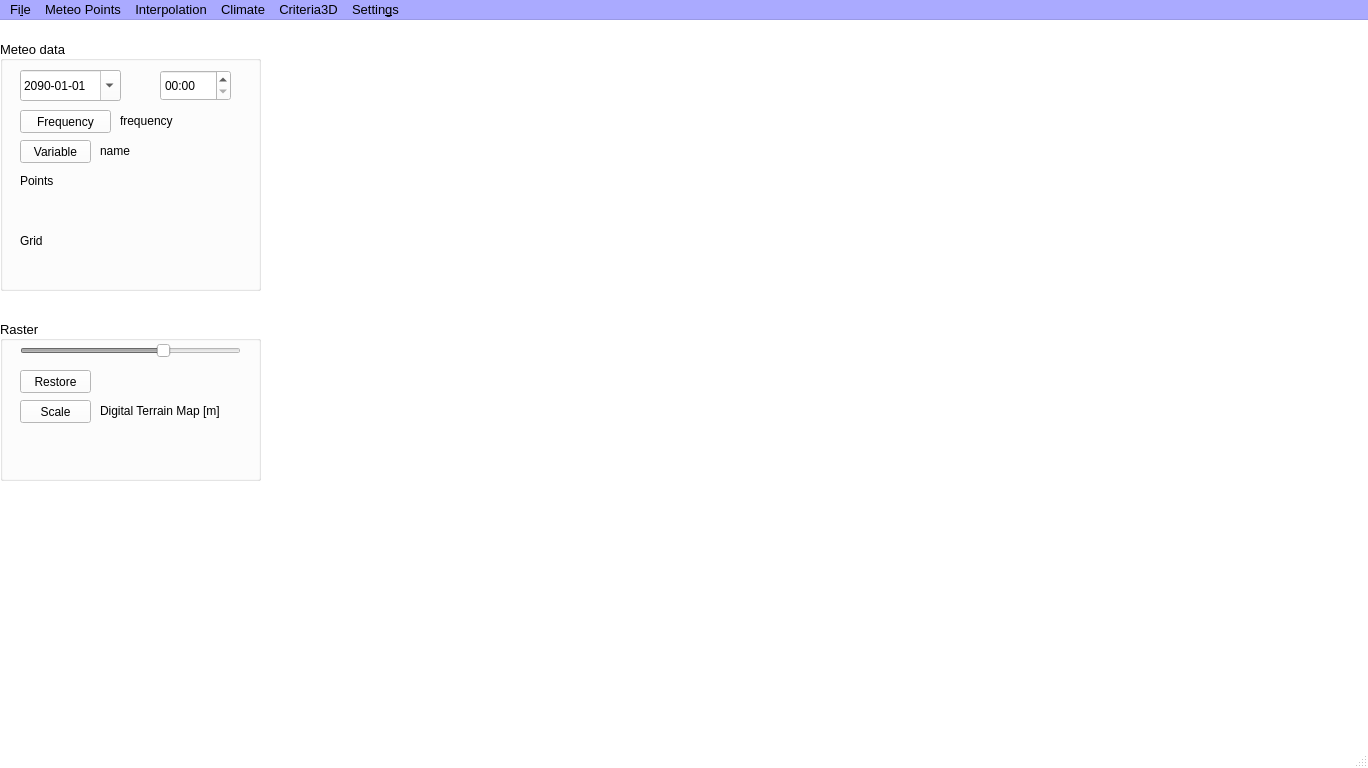
gaowudao/CRITERIA3D, file PRAGA/mainwindow.ui: the form before one commit.
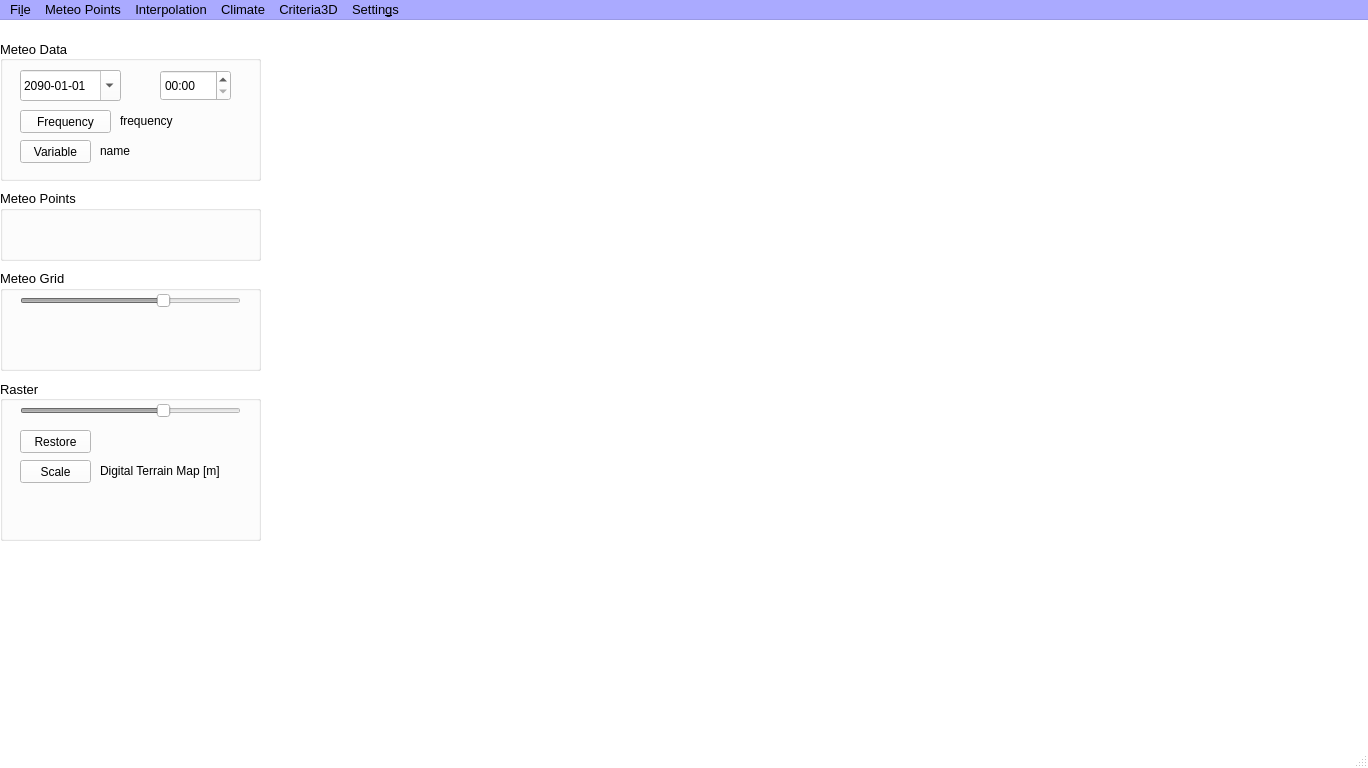
The form after the commit.

Commit message: restyle mainwindow

Patch:
```diff
--- a/PRAGA/mainwindow.ui
+++ b/PRAGA/mainwindow.ui
@@ -477,7 +477,7 @@
     <property name="geometry">
      <rect>
       <x>0</x>
-      <y>300</y>
+      <y>360</y>
       <width>261</width>
       <height>161</height>
      </rect>
@@ -1069,7 +1069,7 @@
       <x>0</x>
       <y>20</y>
       <width>261</width>
-      <height>251</height>
+      <height>141</height>
      </rect>
     </property>
     <property name="palette">
@@ -1498,29 +1498,11 @@
      <bool>true</bool>
     </property>
     <property name="title">
-     <string notr="true">Meteo data</string>
+     <string notr="true">Meteo Data</string>
     </property>
     <property name="alignment">
      <set>Qt::AlignLeading|Qt::AlignLeft|Qt::AlignVCenter</set>
     </property>
-    <widget class="QWidget" name="widgetColorLegendPoints" native="true">
-     <property name="geometry">
-      <rect>
-       <x>0</x>
-       <y>150</y>
-       <width>261</width>
-       <height>41</height>
-      </rect>
-     </property>
-     <property name="font">
-      <font>
-       <pointsize>8</pointsize>
-      </font>
-     </property>
-     <property name="toolTip">
-      <string>Variable colors</string>
-     </property>
-    </widget>
     <widget class="QLabel" name="labelVariable">
      <property name="geometry">
       <rect>
@@ -1797,11 +1779,27 @@
       <string>HH:mm</string>
      </property>
     </widget>
+   </widget>
+   <widget class="QGroupBox" name="groupBoxMeteoGrid">
+    <property name="geometry">
+     <rect>
+      <x>0</x>
+      <y>250</y>
+      <width>261</width>
+      <height>101</height>
+     </rect>
+    </property>
+    <property name="autoFillBackground">
+     <bool>true</bool>
+    </property>
+    <property name="title">
+     <string>Meteo Grid</string>
+    </property>
     <widget class="QWidget" name="widgetColorLegendGrid" native="true">
      <property name="geometry">
       <rect>
        <x>0</x>
-       <y>210</y>
+       <y>60</y>
        <width>261</width>
        <height>41</height>
       </rect>
@@ -1815,40 +1813,78 @@
       <string>Variable colors</string>
      </property>
     </widget>
-    <widget class="QLabel" name="labelFrequency_2">
+    <widget class="QSlider" name="meteoGridOpacitySlider">
+     <property name="enabled">
+      <bool>false</bool>
+     </property>
      <property name="geometry">
       <rect>
        <x>20</x>
-       <y>130</y>
-       <width>41</width>
-       <height>21</height>
+       <y>20</y>
+       <width>221</width>
+       <height>22</height>
       </rect>
      </property>
-     <property name="font">
-      <font>
-       <pointsize>9</pointsize>
-      </font>
+     <property name="toolTip">
+      <string>Meteo Grid opacity</string>
      </property>
-     <property name="text">
-      <string>Points</string>
+     <property name="toolTipDuration">
+      <number>-1</number>
      </property>
+     <property name="statusTip">
+      <string notr="true"/>
+     </property>
+     <property name="whatsThis">
+      <string notr="true"/>
+     </property>
+     <property name="accessibleName">
+      <string/>
+     </property>
+     <property name="accessibleDescription">
+      <string/>
+     </property>
+     <property name="maximum">
+      <number>100</number>
+     </property>
+     <property name="value">
+      <number>66</number>
+     </property>
+     <property name="orientation">
+      <enum>Qt::Horizontal</enum>
+     </property>
     </widget>
-    <widget class="QLabel" name="labelFrequency_3">
+   </widget>
+   <widget class="QGroupBox" name="groupBoxMeteoPoints">
+    <property name="geometry">
+     <rect>
+      <x>0</x>
+      <y>170</y>
+      <width>261</width>
+      <height>71</height>
+     </rect>
+    </property>
+    <property name="autoFillBackground">
+     <bool>true</bool>
+    </property>
+    <property name="title">
+     <string>Meteo Points</string>
+    </property>
+    <widget class="QWidget" name="widgetColorLegendPoints" native="true">
      <property name="geometry">
       <rect>
-       <x>20</x>
-       <y>190</y>
-       <width>31</width>
-       <height>21</height>
+       <x>0</x>
+       <y>30</y>
+       <width>261</width>
+       <height>41</height>
       </rect>
      </property>
      <property name="font">
       <font>
-       <pointsize>9</pointsize>
+       <pointsize>8</pointsize>
       </font>
      </property>
-     <property name="text">
-      <string>Grid</string>
+     <property name="toolTip">
+      <string>Variable colors</string>
      </property>
     </widget>
    </widget>
```
The commit also changes 2 other files.
